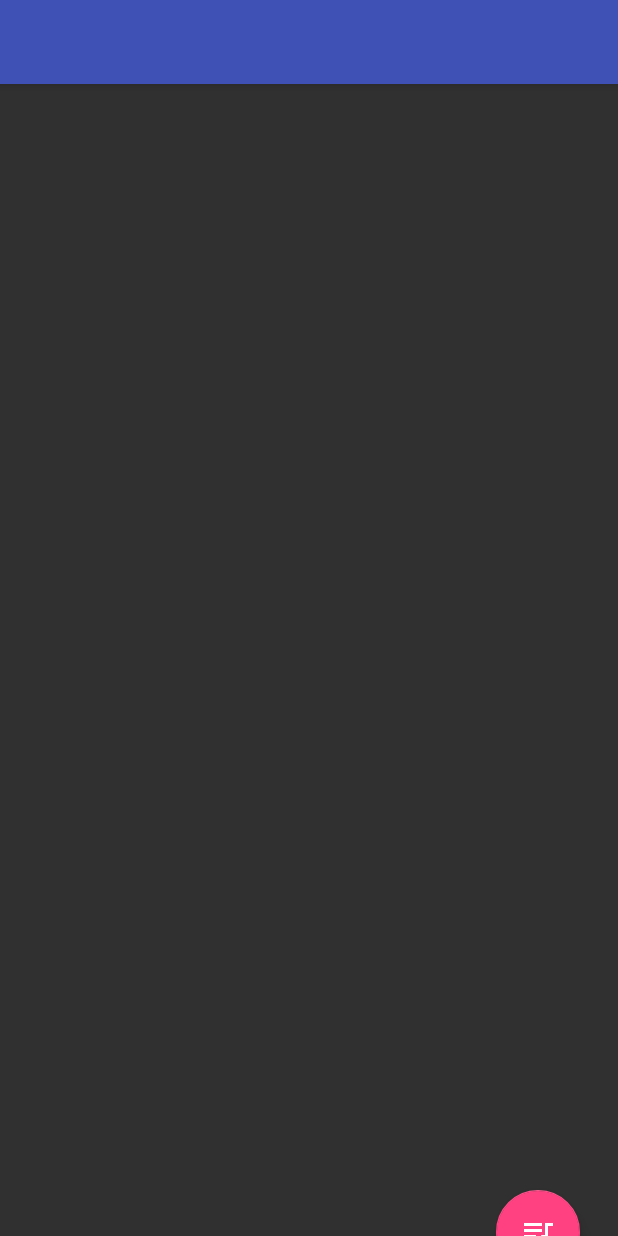
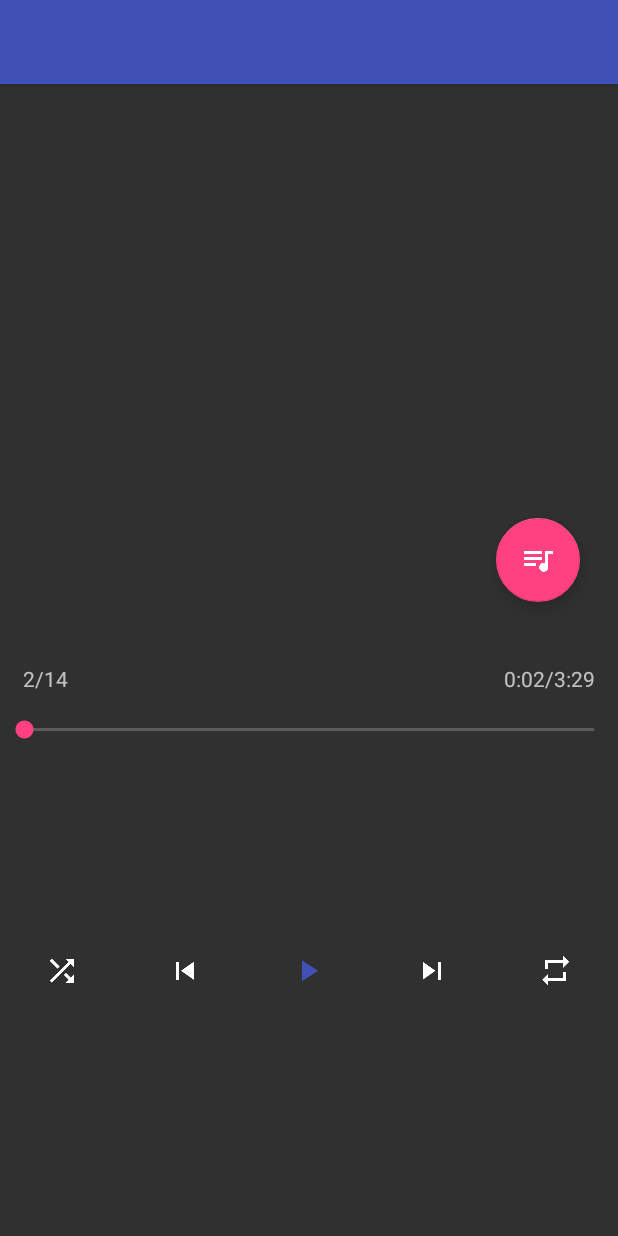
Before and after one commit to fedede/AndroidMusicPlayer, an Android app: the layout main_layout.xml on its own in the app's theme, with its tools: preview values and no code run, on a phone screen of 412 x 824 dp. Run offline under Robolectric (Android 15) with nearby library versions, the phone set to English and light mode, and no system bars.

Commit message:
Restored previous main_layout

```diff
--- a/app/src/main/res/layout/main_layout.xml
+++ b/app/src/main/res/layout/main_layout.xml
@@ -31,7 +31,7 @@
         <RelativeLayout
             android:id="@+id/mPagerWraper"
             android:layout_width="match_parent"
-            android:layout_height="match_parent"
+            android:layout_height="320dp"
             android:layout_below="@id/Appbar">
 
 
```
